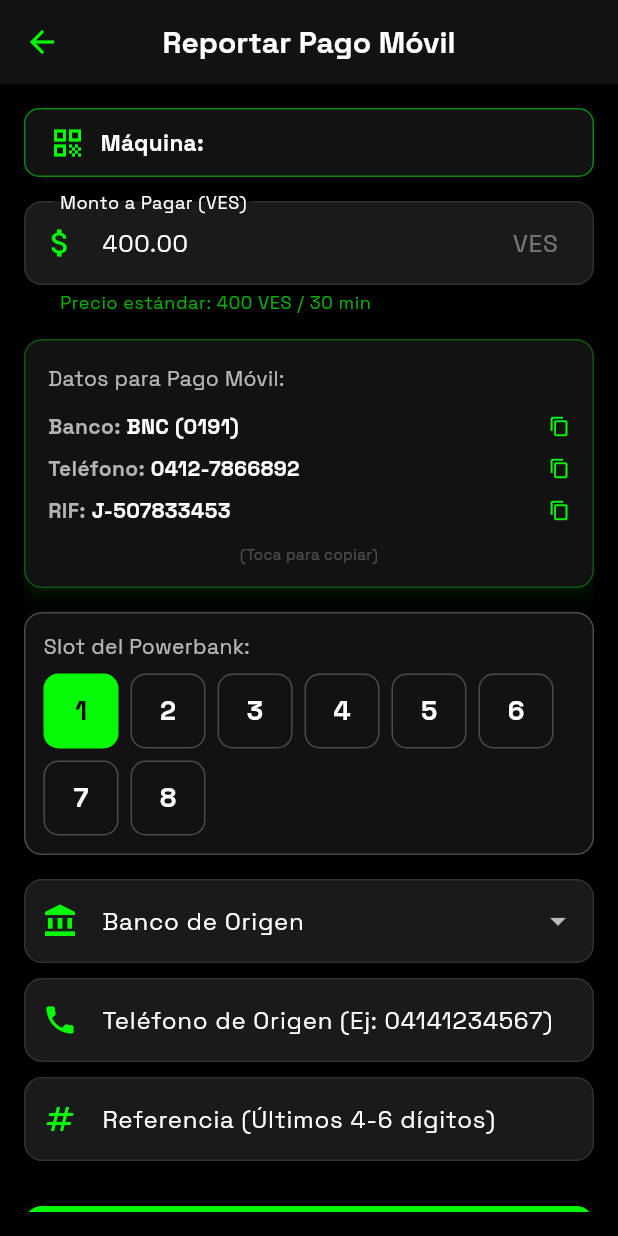
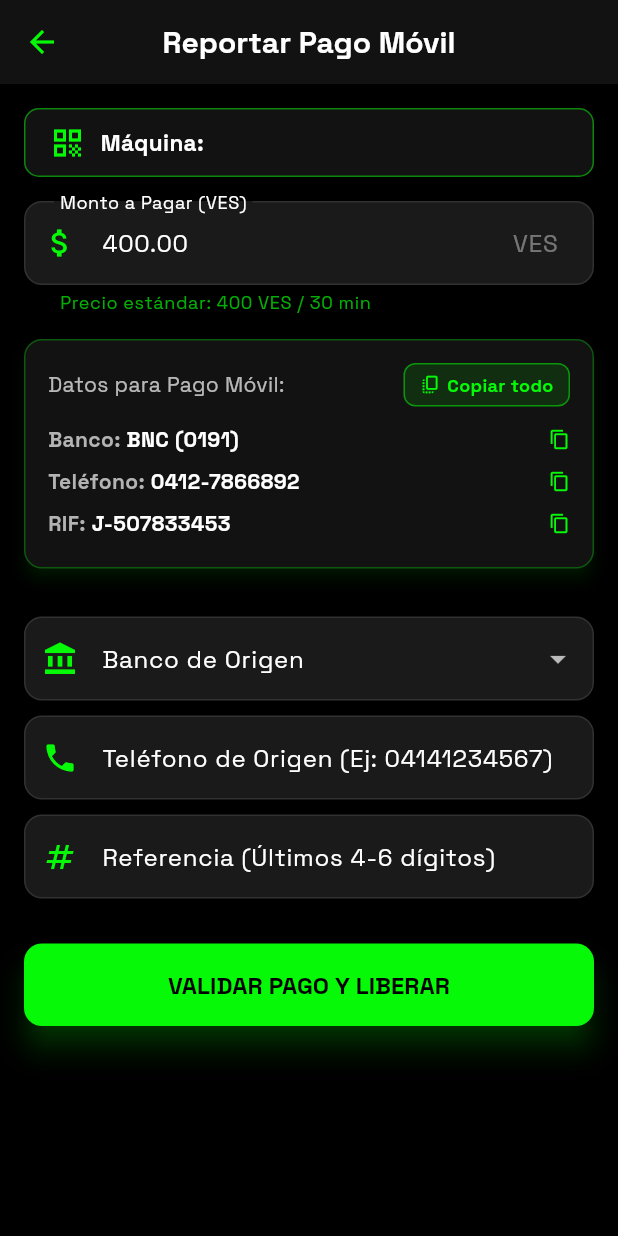
Before and after one commit to ale061191/voltajePlusSystem, a Flutter app: the PaymentScreen screen opened directly with empty values, on a phone screen of 412 x 824 dp. Run offline on Flutter 3.47's test engine with Material 3 defaults, Android fonts, the phone set to English and light mode, and no system bars; our stand-ins replace cloud_firestore, cloud_functions, dio, firebase_auth, firebase_core, flutter_dotenv and 8 more; missing offline and left inert: mobile_scanner; accounts and stored records are empty; project files that could hold a hidden picture were left out.

Commit message:
ui: botón copiar todo en datos pago móvil, ocultar selector de slot

```diff
--- a/lib/screens/payment_screen.dart
+++ b/lib/screens/payment_screen.dart
@@ -116,29 +116,79 @@ class _PaymentScreenState extends State<PaymentScreen> {
                   child: Column(
                     crossAxisAlignment: CrossAxisAlignment.start,
                     children: [
-                      const Text(
-                        "Datos para Pago Móvil:",
-                        style: TextStyle(color: Colors.white70, fontSize: 14),
+                      Row(
+                        mainAxisAlignment: MainAxisAlignment.spaceBetween,
+                        children: [
+                          const Text(
+                            "Datos para Pago Móvil:",
+                            style: TextStyle(color: Colors.white70, fontSize: 14),
+                          ),
+                          GestureDetector(
+                            onTap: () {
+                              const allData =
+                                  'Banco: BNC (0191)\n'
+                                  'Teléfono: 0412-7866892\n'
+                                  'RIF: J-507833453';
+                              Clipboard.setData(
+                                const ClipboardData(text: allData),
+                              );
+                              ScaffoldMessenger.of(context).showSnackBar(
+                                const SnackBar(
+                                  content: Text('Todos los datos copiados'),
+                                  backgroundColor: AppColors.neonGreen,
+                                  duration: Duration(milliseconds: 1500),
+                                ),
+                              );
+                            },
+                            child: Container(
+                              padding: const EdgeInsets.symmetric(
+                                horizontal: 10,
+                                vertical: 5,
+                              ),
+                              decoration: BoxDecoration(
+                                color: AppColors.neonGreen.withValues(alpha: 0.12),
+                                borderRadius: BorderRadius.circular(8),
+                                border: Border.all(
+                                  color: AppColors.neonGreen.withValues(alpha: 0.5),
+                                ),
+                              ),
+                              child: const Row(
+                                mainAxisSize: MainAxisSize.min,
+                                children: [
+                                  Icon(
+                                    Icons.copy_all,
+                                    size: 14,
+                                    color: AppColors.neonGreen,
+                                  ),
+                                  SizedBox(width: 4),
+                                  Text(
+                                    'Copiar todo',
+                                    style: TextStyle(
+                                      color: AppColors.neonGreen,
+                                      fontSize: 12,
+                                      fontWeight: FontWeight.bold,
+                                    ),
+                                  ),
+                                ],
+                              ),
+                            ),
+                          ),
+                        ],
                       ),
                       const SizedBox(height: 8),
                       _buildCopyableRow("Banco:", "BNC (0191)"),
                       _buildCopyableRow("Teléfono:", "0412-7866892"),
                       _buildCopyableRow("RIF:", "J-507833453"),
-                      const SizedBox(height: 8),
-                      const Center(
-                        child: Text(
-                          "(Toca para copiar)",
-                          style: TextStyle(color: Colors.white24, fontSize: 10),
-                        ),
-                      ),
                     ],
                   ),
                 ),
               ),
               const SizedBox(height: 16),
 
-              // Slot selection
-              Container(
+              // Slot selection — oculto: la estación decide qué slot expulsar
+              Offstage(
+                offstage: true,
+                child: Container(
                 padding: const EdgeInsets.all(12),
                 decoration: BoxDecoration(
                   color: AppColors.surfaceDark,
@@ -191,6 +241,7 @@ class _PaymentScreenState extends State<PaymentScreen> {
                     ),
                   ],
                 ),
+              ),
               ),
               const SizedBox(height: 16),
 
```
